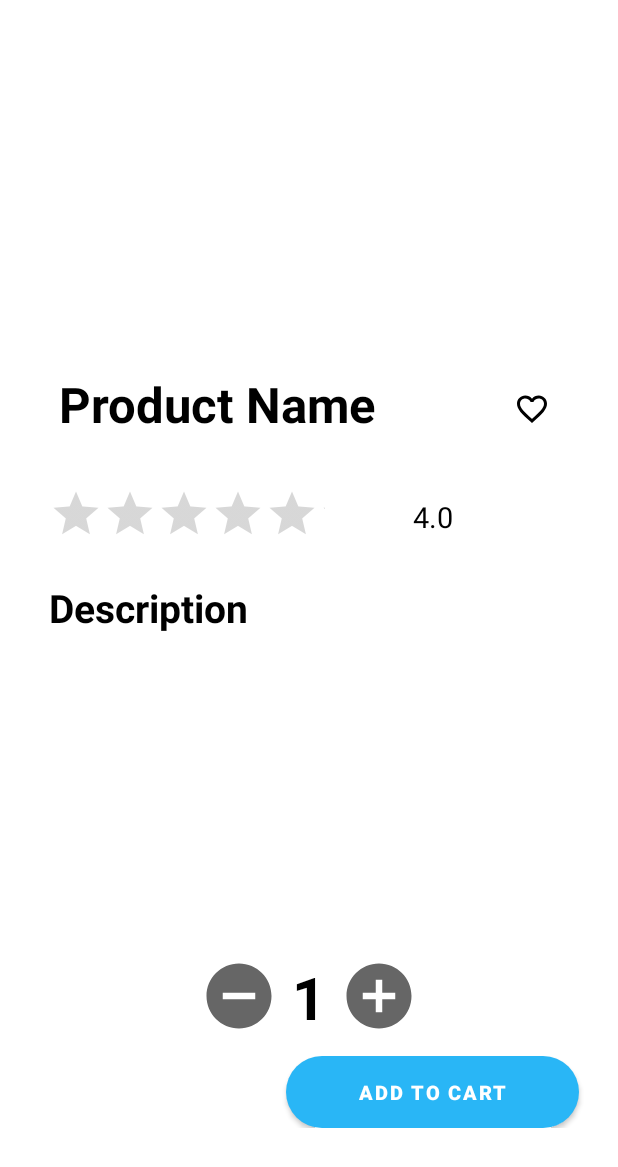
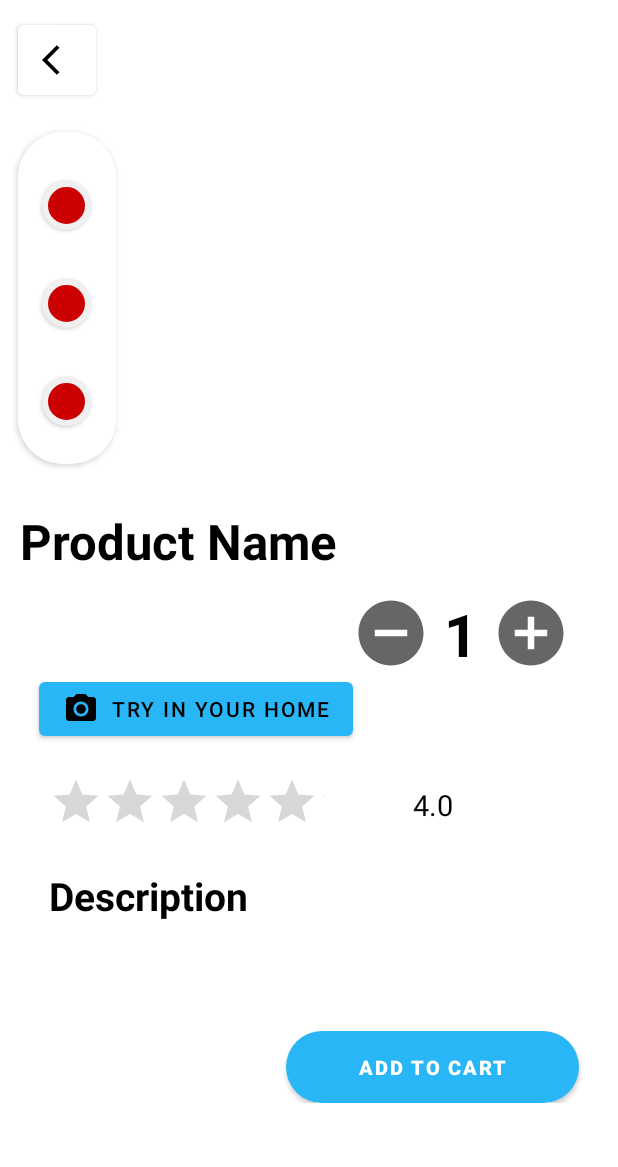
Before and after one commit to damvulong/Fani, an Android app: the DetailedActivity screen opened directly, with no data from a screen before it, on a phone screen of 412 x 824 dp. Shown: the top 1167 px of the screen. Run offline under Robolectric (Android 15) with nearby library versions, the phone set to English and light mode, and no system bars; our stand-ins replace Firebase (no records; nobody signed in at launch, a user with empty details on screens opened directly), sdp/ssp sizes; pictures from the network do not load.

Commit message:
ver 1 change UI

```diff
--- a/app/src/main/java/com/example/fani/presentation/DetailedActivity.java
+++ b/app/src/main/java/com/example/fani/presentation/DetailedActivity.java
@@ -145,7 +145,7 @@ public class DetailedActivity extends AppCompatActivity {
         });
 
         //Event Add to Favorite
-        binding.btnFavorite.setOnClickListener(view2 -> addToFav());
+        //binding.btnFavorite.setOnClickListener(view2 -> addToFav());
 
         //Plus item
         binding.btnAddItem.setOnClickListener(view3 -> {
--- /dev/null
+++ b/app/src/main/res/drawable/button_color_choose.xml
@@ -0,0 +1,18 @@
+<?xml version="1.0" encoding="utf-8"?><!--
+  ~ /**
+  ~  * Created by thaituan on 11/29/22, 2:52 PM
+  ~  * Copyright (c) 2022 . All rights reserved.
+  ~  * Last modified 11/29/22, 2:52 PM
+  ~  */
+  -->
+
+<shape xmlns:android="http://schemas.android.com/apk/res/android"
+    android:shape="oval">
+    <solid android:color="@android:color/holo_red_dark" />
+    <stroke
+        android:width="@dimen/_3sdp"
+        android:color="#F0F0F0" />
+    <size
+        android:width="120dp"
+        android:height="120dp" />
+</shape>
--- /dev/null
+++ b/app/src/main/res/drawable/choose_color_background.xml
@@ -0,0 +1,13 @@
+<?xml version="1.0" encoding="utf-8"?><!--
+  ~ /**
+  ~  * Created by thaituan on 11/29/22, 2:46 PM
+  ~  * Copyright (c) 2022 . All rights reserved.
+  ~  * Last modified 11/29/22, 2:46 PM
+  ~  */
+  -->
+
+<shape android:shape="rectangle" xmlns:android="http://schemas.android.com/apk/res/android">
+
+    <solid android:color="@color/white"/>
+    <corners android:radius="30dp"/>
+</shape>
--- /dev/null
+++ b/app/src/main/res/drawable/ic_arrow_back.xml
@@ -0,0 +1,5 @@
+<vector android:autoMirrored="true" android:height="24dp"
+    android:tint="#000000" android:viewportHeight="24"
+    android:viewportWidth="24" android:width="24dp" xmlns:android="http://schemas.android.com/apk/res/android">
+    <path android:fillColor="@android:color/white" android:pathData="M11.67,3.87L9.9,2.1 0,12l9.9,9.9 1.77,-1.77L3.54,12z"/>
+</vector>
--- a/app/src/main/res/layout/activity_detailed.xml
+++ b/app/src/main/res/layout/activity_detailed.xml
@@ -6,59 +6,160 @@
   ~  */
   -->
 
-<LinearLayout xmlns:android="http://schemas.android.com/apk/res/android"
+<ScrollView xmlns:android="http://schemas.android.com/apk/res/android"
     xmlns:app="http://schemas.android.com/apk/res-auto"
     xmlns:tools="http://schemas.android.com/tools"
     android:layout_width="match_parent"
+    android:layout_height="match_parent"
+    tools:context=".presentation.DetailedActivity">
+
+    <androidx.appcompat.widget.LinearLayoutCompat
+        android:layout_width="match_parent"
         android:layout_height="wrap_content"
-    android:orientation="vertical"
-    tools:context=".presentation.DetailedActivity">
+        android:orientation="vertical">
+
+        <androidx.constraintlayout.widget.ConstraintLayout
+            android:layout_width="match_parent"
+            android:layout_height="@dimen/_250sdp">
 
             <ImageView
                 android:id="@+id/imgDetail"
-        android:layout_width="match_parent"
-        android:layout_height="@dimen/_180sdp"
-        android:layout_gravity="center"
-        android:elevation="@dimen/_5sdp"
-        android:scaleType="fitCenter"
+                android:layout_width="@dimen/_280sdp"
+                android:layout_height="match_parent"
+                android:layout_alignParentEnd="true"
+                android:scaleType="centerCrop"
+                app:layout_constraintEnd_toEndOf="parent"
+                app:layout_constraintTop_toTopOf="parent"
                 tools:src="@drawable/amongus" />
 
-    <RelativeLayout
-        android:layout_width="match_parent"
-        android:layout_height="wrap_content"
-        android:layout_marginLeft="@dimen/_20sdp"
-        android:layout_marginRight="@dimen/_20sdp"
-        android:padding="@dimen/_10sdp">
+            <com.google.android.material.button.MaterialButton
+                android:id="@+id/btnBack"
+                android:layout_width="@dimen/_40sdp"
+                android:layout_height="@dimen/_45sdp"
+                android:layout_marginStart="12dp"
+                android:backgroundTint="@color/white"
+                android:textColor="@color/black"
+                android:visibility="visible"
+                app:cornerRadius="4dp"
+                app:icon="@drawable/ic_arrow_back"
+                app:iconTint="@color/black"
+                app:layout_constraintBottom_toTopOf="@+id/linearLayoutCompat"
+                app:layout_constraintStart_toStartOf="parent"
+                app:layout_constraintTop_toTopOf="parent"
+                app:layout_constraintVertical_bias="0.355" />
+
+            <androidx.appcompat.widget.LinearLayoutCompat
+                android:id="@+id/linearLayoutCompat"
+                android:layout_width="@dimen/_50sdp"
+                android:layout_height="@dimen/_170sdp"
+                android:layout_below="@+id/btnBack"
+                android:layout_alignParentStart="true"
+                android:layout_marginStart="12dp"
+                android:layout_marginBottom="16dp"
+                android:background="@drawable/choose_color_background"
+                android:elevation="@dimen/_2sdp"
+                android:orientation="vertical"
+                app:layout_constraintBottom_toBottomOf="parent"
+                app:layout_constraintStart_toStartOf="parent">
+
+                <androidx.appcompat.widget.AppCompatButton
+                    android:layout_width="@dimen/_25sdp"
+                    android:layout_height="@dimen/_25sdp"
+                    android:layout_gravity="center"
+                    android:layout_marginTop="@dimen/_25sdp"
+                    android:background="@drawable/button_color_choose" />
+
+                <androidx.appcompat.widget.AppCompatButton
+                    android:layout_width="@dimen/_25sdp"
+                    android:layout_height="@dimen/_25sdp"
+                    android:layout_gravity="center"
+                    android:layout_marginTop="@dimen/_25sdp"
+                    android:background="@drawable/button_color_choose" />
+
+                <androidx.appcompat.widget.AppCompatButton
+                    android:layout_width="@dimen/_25sdp"
+                    android:layout_height="@dimen/_25sdp"
+                    android:layout_gravity="center"
+                    android:layout_marginTop="@dimen/_25sdp"
+                    android:background="@drawable/button_color_choose" />
+
+            </androidx.appcompat.widget.LinearLayoutCompat>
+        </androidx.constraintlayout.widget.ConstraintLayout>
 
         <TextView
             android:id="@+id/txtNameDetail"
             android:layout_width="wrap_content"
             android:layout_height="wrap_content"
+            android:padding="@dimen/_10sdp"
             android:text="@string/title_product_name"
             android:textColor="@color/black"
             android:textSize="@dimen/_25sdp"
             android:textStyle="bold" />
 
-        <ImageButton
-            android:id="@+id/btnFavorite"
+        <androidx.constraintlayout.widget.ConstraintLayout
+            android:layout_width="match_parent"
+            android:layout_height="wrap_content">
+
+            <TextView
+
+                android:id="@+id/tvPrice"
                 android:layout_width="wrap_content"
                 android:layout_height="wrap_content"
-            android:layout_alignParentEnd="true"
-            android:background="@color/white"
-            android:paddingTop="@dimen/_10sdp"
-            android:src="@drawable/ic_favorite_border" />
+                android:layout_marginStart="16dp"
+                android:layout_marginTop="4dp"
+                android:textColor="@color/black"
+                android:textSize="@dimen/_25sdp"
+                android:textStyle="bold"
+                app:layout_constraintStart_toStartOf="parent"
+                app:layout_constraintTop_toTopOf="parent"
+                tools:text="$50" />
 
-    </RelativeLayout>
+            <LinearLayout
+                android:layout_width="wrap_content"
+                android:layout_height="wrap_content"
+                android:layout_marginEnd="32dp"
+                android:gravity="center_horizontal"
+                android:orientation="horizontal"
+                app:layout_constraintEnd_toEndOf="parent"
+                app:layout_constraintTop_toTopOf="parent">
+
+                <ImageView
+                    android:id="@+id/btnRemoveItem"
+                    android:layout_width="@dimen/_40sdp"
+                    android:layout_height="@dimen/_40sdp"
+                    android:layout_marginEnd="@dimen/_7sdp"
+                    android:src="@drawable/ic_minus" />
+
+                <TextView
+                    android:id="@+id/txtQuantity"
+                    android:layout_width="wrap_content"
+                    android:layout_height="wrap_content"
+                    android:text="1"
+                    android:textColor="@color/black"
+                    android:textSize="@dimen/_30sdp"
+                    android:textStyle="bold" />
+
+                <ImageView
+                    android:id="@+id/btnAddItem"
+                    android:layout_width="@dimen/_40sdp"
+                    android:layout_height="@dimen/_40sdp"
+                    android:layout_marginStart="@dimen/_7sdp"
+                    android:src="@drawable/ic_plus" />
+
+            </LinearLayout>
+
+
+        </androidx.constraintlayout.widget.ConstraintLayout>
+
 
         <com.google.android.material.button.MaterialButton
             android:id="@+id/btnVirtual"
-        style="@style/Widget.Material3.Button.ElevatedButton.Icon"
             android:layout_width="wrap_content"
             android:layout_height="wrap_content"
             android:layout_marginLeft="@dimen/_20sdp"
             android:text="@string/btn_try_in_your_home"
             android:textColor="@color/black"
-        android:visibility="gone"
+            android:visibility="visible"
             app:cornerRadius="4dp"
             app:icon="@drawable/ic_camera"
             app:iconTint="@color/black" />
@@ -71,16 +172,17 @@
                 android:id="@+id/txtRating"
                 android:layout_width="wrap_content"
                 android:layout_height="wrap_content"
-            android:paddingTop="@dimen/_10sdp"
                 android:layout_marginLeft="@dimen/_20sdp"
                 android:layout_marginTop="@dimen/_10sdp"
                 android:layout_marginRight="@dimen/_20sdp"
+                android:layout_toEndOf="@id/rbRatingStar"
+                android:paddingTop="@dimen/_10sdp"
                 android:text="4.0"
                 android:textColor="@color/black"
-            android:textSize="@dimen/_15sdp"
-            android:layout_toEndOf="@id/rbRatingStar"/>
+                android:textSize="@dimen/_15sdp" />
 
             <RatingBar
+                android:outlineAmbientShadowColor="#F9A825"
                 android:id="@+id/rbRatingStar"
                 style="?android:attr/ratingBarStyleIndicator"
                 android:layout_width="197dp"
@@ -119,37 +221,6 @@
             android:textStyle="normal"
             tools:text="Something description" />
 
-    <LinearLayout
-        android:layout_width="match_parent"
-        android:layout_height="wrap_content"
-        android:layout_marginTop="@dimen/_120sdp"
-        android:gravity="center_horizontal"
-        android:orientation="horizontal">
-
-        <ImageView
-            android:id="@+id/btnRemoveItem"
-            android:layout_width="@dimen/_40sdp"
-            android:layout_height="@dimen/_40sdp"
-            android:layout_marginEnd="@dimen/_7sdp"
-            android:src="@drawable/ic_minus" />
-
-        <TextView
-            android:id="@+id/txtQuantity"
-            android:layout_width="wrap_content"
-            android:layout_height="wrap_content"
-            android:text="1"
-            android:textColor="@color/black"
-            android:textSize="@dimen/_30sdp"
-            android:textStyle="bold" />
-
-        <ImageView
-            android:id="@+id/btnAddItem"
-            android:layout_width="@dimen/_40sdp"
-            android:layout_height="@dimen/_40sdp"
-            android:layout_marginStart="@dimen/_7sdp"
-            android:src="@drawable/ic_plus" />
-
-    </LinearLayout>
 
         <RelativeLayout
             android:layout_width="match_parent"
@@ -157,15 +228,6 @@
             android:layout_gravity="bottom"
             android:layout_marginTop="@dimen/_10sdp">
 
-        <TextView
-            android:id="@+id/tvPrice"
-            android:layout_width="wrap_content"
-            android:layout_height="wrap_content"
-            android:layout_marginStart="@dimen/_20sdp"
-            android:textColor="@color/black"
-            android:textSize="@dimen/_25sdp"
-            android:textStyle="bold"
-            tools:text="$50" />
 
             <Button
                 android:id="@+id/btnAddToCart"
@@ -180,5 +242,5 @@
                 android:textStyle="bold" />
 
         </RelativeLayout>
-
-</LinearLayout>
+    </androidx.appcompat.widget.LinearLayoutCompat>
+</ScrollView>
```
Lines whose indentation alone changed are shown as unchanged.
